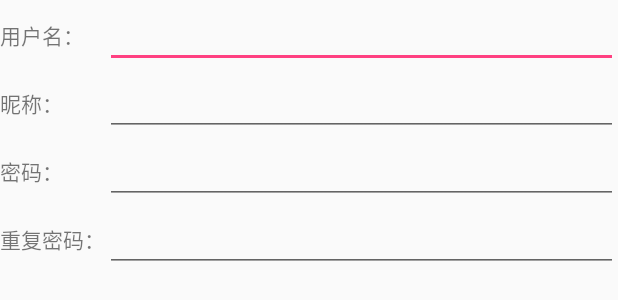
After one commit to HAHH9527/MyWeather_Tang, an Android app: the layout dialog_register.xml on its own in the app's theme, with its tools: preview values and no code run, on a phone screen of 412 x 824 dp. The commit adds this screen. Shown: the top 300 px of the screen. Run offline under Robolectric (Android 15) with nearby library versions, the phone set to English and light mode, and no system bars.

Commit message:
0704 NavigationView 点击事件

```diff
--- /dev/null
+++ b/app/src/main/res/layout/dialog_register.xml
@@ -0,0 +1,69 @@
+<?xml version="1.0" encoding="utf-8"?>
+<LinearLayout xmlns:android="http://schemas.android.com/apk/res/android"
+    android:layout_width="match_parent"
+    android:layout_height="wrap_content"
+    android:orientation="vertical">
+
+    <LinearLayout
+        android:layout_width="match_parent"
+        android:layout_height="wrap_content">
+
+        <TextView
+            android:layout_width="70dp"
+            android:layout_height="wrap_content"
+            android:text="用户名：" />
+
+        <EditText
+            android:layout_width="match_parent"
+            android:layout_height="wrap_content"
+            android:singleLine="true" />
+    </LinearLayout>
+
+    <LinearLayout
+        android:layout_width="match_parent"
+        android:layout_height="wrap_content">
+
+        <TextView
+            android:layout_width="70dp"
+            android:layout_height="wrap_content"
+            android:text="昵称：" />
+
+        <EditText
+            android:layout_width="match_parent"
+            android:layout_height="wrap_content"
+            android:singleLine="true" />
+    </LinearLayout>
+
+    <LinearLayout
+        android:layout_width="match_parent"
+        android:layout_height="wrap_content">
+
+        <TextView
+            android:layout_width="70dp"
+            android:layout_height="wrap_content"
+            android:text="密码：" />
+
+        <EditText
+            android:layout_width="match_parent"
+            android:layout_height="wrap_content"
+            android:inputType="textPassword"
+            android:singleLine="true" />
+    </LinearLayout>
+
+    <LinearLayout
+        android:layout_width="match_parent"
+        android:layout_height="wrap_content">
+
+        <TextView
+            android:layout_width="70dp"
+            android:layout_height="wrap_content"
+            android:text="重复密码：" />
+
+        <EditText
+            android:layout_width="match_parent"
+            android:layout_height="wrap_content"
+            android:inputType="textPassword"
+            android:singleLine="true" />
+    </LinearLayout>
+
+</LinearLayout>
--- a/app/src/main/res/layout/dialog_select_city.xml
+++ b/app/src/main/res/layout/dialog_select_city.xml
@@ -7,6 +7,7 @@
     <EditText
         android:id="@+id/edt_city"
         android:layout_width="match_parent"
-        android:layout_height="wrap_content" />
+        android:layout_height="wrap_content"
+        android:singleLine="true" />
 
 </RelativeLayout>
--- a/app/src/main/res/layout/nav_head.xml
+++ b/app/src/main/res/layout/nav_head.xml
@@ -12,11 +12,12 @@
         android:src="@drawable/powered_by_heweather" />
 
     <TextView
+        android:id="@+id/tv_user_name"
         android:layout_width="match_parent"
         android:layout_height="wrap_content"
         android:layout_margin="30dp"
         android:gravity="center"
-        android:text="User"
-        android:textSize="40dp" />
+        android:text="点击登录/注册"
+        android:textSize="25dp" />
 
 </LinearLayout>
```
Also changed, not shown: app/src/main/java/com/example/a10248/myweather_tang/activity/WeatherActivity.java (+197 -60 lines), app/src/main/res/layout/dialog_login.xml (added, +37 -0 lines), app/src/main/res/menu/nav_menu.xml (+14 -10 lines).
